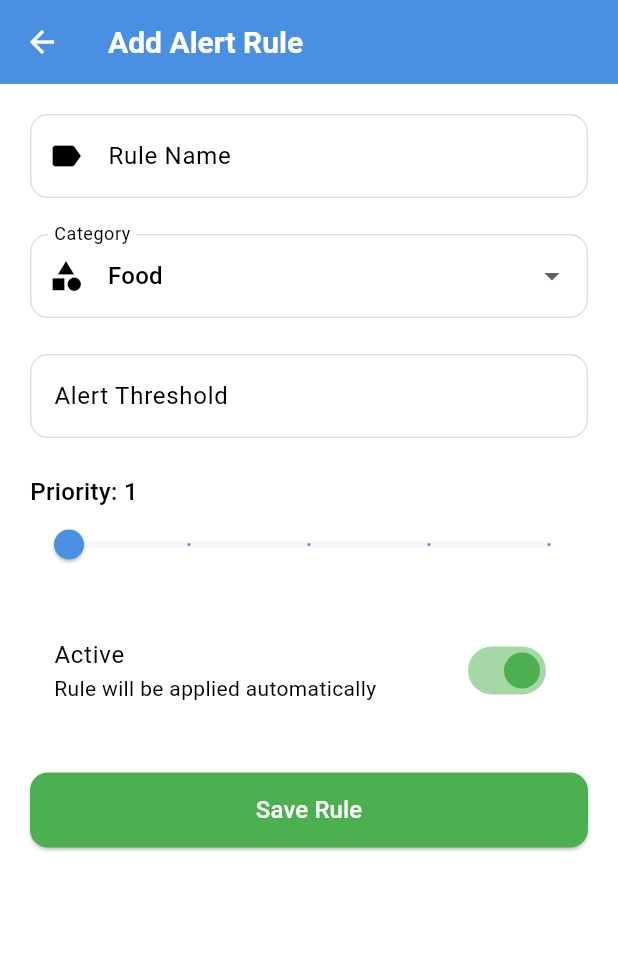
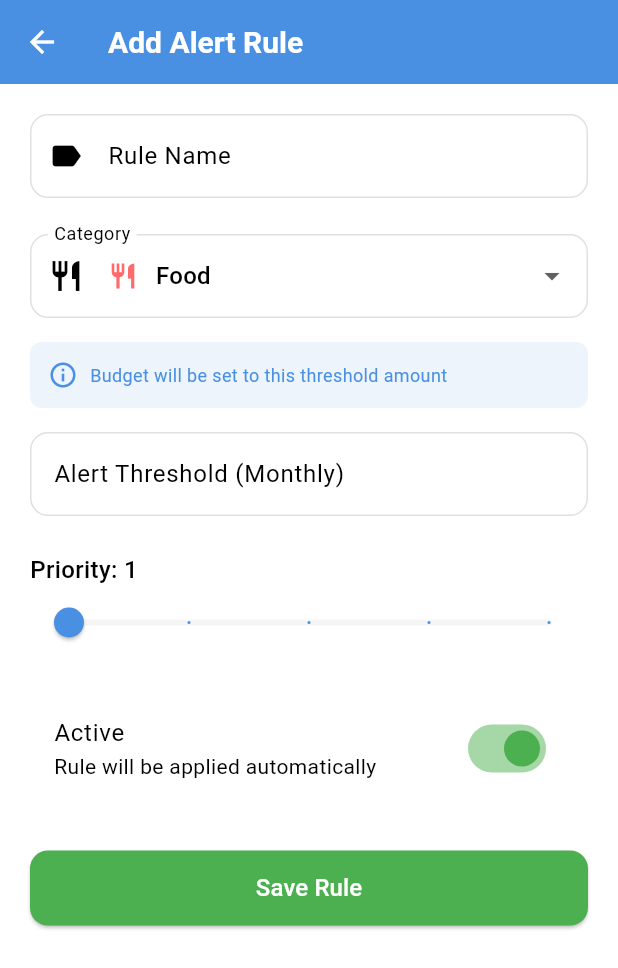
Before and after one commit to deborahokere0/budget_tracker_app, a Flutter app: the RulesScreen screen opened by its route, tab 3 chosen, after a tap on the "add" icon, on a phone screen of 412 x 824 dp. Shown: the top 968 px of the screen. Run offline on Flutter 3.47's test engine with Material 3 defaults, Android fonts, the phone set to English and light mode, and no system bars; our stand-ins replace cloud_firestore, firebase_auth, firebase_core, firebase_messaging, flutter_local_notifications, shared_preferences; accounts and stored records are empty; network calls fail.

Commit message:
combined the alert system with the budget system

```diff
--- /dev/null
+++ b/lib/constants/category_constants.dart
@@ -0,0 +1,86 @@
+import 'package:flutter/material.dart';
+
+/// Single source of truth for all transaction and rule categories
+class CategoryConstants {
+  // Expense categories
+  static const List<String> expenseCategories = [
+    'Food',
+    'Transport',
+    'Data',
+    'Entertainment',
+    'Utilities',
+    'Healthcare',
+    'Education',
+    'Shopping',
+    'Emergency',
+    'Other',
+  ];
+
+  // Income categories
+  static const List<String> incomeCategories = [
+    'Salary',
+    'Freelance',
+    'Gig Work',
+    'Investment',
+    'Gift',
+    'Other',
+  ];
+
+  // Category icons for UI
+  static const Map<String, IconData> categoryIcons = {
+    'Food': Icons.restaurant,
+    'Transport': Icons.directions_car,
+    'Data': Icons.wifi,
+    'Entertainment': Icons.movie,
+    'Utilities': Icons.electrical_services,
+    'Healthcare': Icons.local_hospital,
+    'Education': Icons.school,
+    'Shopping': Icons.shopping_bag,
+    'Emergency': Icons.emergency,
+    'Other': Icons.more_horiz,
+    'Salary': Icons.account_balance_wallet,
+    'Freelance': Icons.work,
+    'Gig Work': Icons.motorcycle,
+    'Investment': Icons.trending_up,
+    'Gift': Icons.card_giftcard,
+  };
+
+  // Category colors for UI (optional)
+  static const Map<String, Color> categoryColors = {
+    'Food': Color(0xFFFF6B6B),
+    'Transport': Color(0xFF4ECDC4),
+    'Data': Color(0xFF95E1D3),
+    'Entertainment': Color(0xFFF38181),
+    'Utilities': Color(0xFFAA96DA),
+    'Healthcare': Color(0xFFFF8B94),
+    'Education': Color(0xFF70A1D7),
+    'Shopping': Color(0xFFFFAA64),
+    'Emergency': Color(0xFFFF4757),
+    'Other': Color(0xFF95A5A6),
+    'Salary': Color(0xFF26DE81),
+    'Freelance': Color(0xFF20BF6B),
+    'Gig Work': Color(0xFF45B7D1),
+    'Investment': Color(0xFF2ECC71),
+    'Gift': Color(0xFFFEA47F),
+  };
+
+  // Get icon for category
+  static IconData getIcon(String category) {
+    return categoryIcons[category] ?? Icons.category;
+  }
+
+  // Get color for category
+  static Color getColor(String category) {
+    return categoryColors[category] ?? const Color(0xFF95A5A6);
+  }
+
+  // Validate if category exists in expense categories
+  static bool isValidExpenseCategory(String category) {
+    return expenseCategories.contains(category);
+  }
+
+  // Validate if category exists in income categories
+  static bool isValidIncomeCategory(String category) {
+    return incomeCategories.contains(category);
+  }
+}
--- a/lib/models/budget_model.dart
+++ b/lib/models/budget_model.dart
@@ -7,6 +7,8 @@ class BudgetModel {
   String period; // 'weekly' or 'monthly'
   DateTime startDate;
   DateTime endDate;
+  String? linkedAlertRuleId; // Track which alert rule created this budget
+  bool isAutoCreated; // Track if created automatically from alert
 
   BudgetModel({
     required this.id,
@@ -17,6 +19,8 @@ class BudgetModel {
     required this.period,
     required this.startDate,
     required this.endDate,
+    this.linkedAlertRuleId,
+    this.isAutoCreated = false,
   });
 
   double get remaining => amount - spent;
@@ -32,6 +36,8 @@ class BudgetModel {
       'period': period,
       'startDate': startDate.toIso8601String(),
       'endDate': endDate.toIso8601String(),
+      'linkedAlertRuleId': linkedAlertRuleId,
+      'isAutoCreated': isAutoCreated,
     };
   }
 
@@ -45,6 +51,8 @@ class BudgetModel {
       period: map['period'] ?? 'monthly',
       startDate: DateTime.parse(map['startDate'] ?? DateTime.now().toIso8601String()),
       endDate: DateTime.parse(map['endDate'] ?? DateTime.now().toIso8601String()),
+      linkedAlertRuleId: map['linkedAlertRuleId'],
+      isAutoCreated: map['isAutoCreated'] ?? false,
     );
   }
 }
--- a/lib/screens/home_screen.dart
+++ b/lib/screens/home_screen.dart
@@ -167,6 +167,7 @@ class _HomeScreenState extends State<HomeScreen> {
     // Wrap dashboard with global alert overlay
     return GlobalAlertOverlay(
       userId: _currentUser!.uid,
+      dashboardType: _currentUser!.incomeType,
       child: _buildDashboardByType(),
     );
   }
@@ -205,12 +206,14 @@ class _HomeScreenState extends State<HomeScreen> {
       _currentUser != null
           ? GlobalAlertOverlay(
         userId: _currentUser!.uid,
+        dashboardType: _currentUser!.incomeType,
         child: const TransactionsListScreen(),
       )
           : const TransactionsListScreen(),
       _currentUser != null
           ? GlobalAlertOverlay(
         userId: _currentUser!.uid,
+        dashboardType: _currentUser!.incomeType,
         child: const RulesScreen(),
       )
           : const RulesScreen(),
--- a/lib/screens/rules/add_rule_screen.dart
+++ b/lib/screens/rules/add_rule_screen.dart
@@ -4,6 +4,7 @@ import '../../services/firebase_service.dart';
 import '../../models/rule_model.dart';
 import '../../models/user_model.dart';
 import '../../theme/app_theme.dart';
+import '../../constants/category_constants.dart';
 
 class AddRuleScreen extends StatefulWidget {
   final String ruleType;
@@ -27,7 +28,7 @@ class _AddRuleScreenState extends State<AddRuleScreen> {
   final _targetAmountController = TextEditingController();
   final FirebaseService _firebaseService = FirebaseService();
 
-  String _selectedCategory = 'Food';
+  String _selectedCategory = CategoryConstants.expenseCategories.first;
   double _allocationPercent = 10.0;
   int _priority = 1;
   bool _isActive = true;
@@ -35,11 +36,6 @@ class _AddRuleScreenState extends State<AddRuleScreen> {
   bool _isPiggyBank = false;
   UserModel? _currentUser;
   double _totalAllocationPercent = 0.0;
-
-  final List<String> _categories = [
-    'Food', 'Transport', 'Data', 'Entertainment',
-    'Utilities', 'Savings', 'Emergency', 'Other'
-  ];
 
   @override
   void initState() {
@@ -67,7 +63,7 @@ class _AddRuleScreenState extends State<AddRuleScreen> {
         _allocationPercent = rule.actions['allocateToSavings']?.toDouble() ?? 10.0;
         break;
       case 'savings':
-        _selectedCategory = rule.conditions['category'] ?? 'Food';
+        _selectedCategory = rule.conditions['category'] ?? CategoryConstants.expenseCategories.first;
         _isPiggyBank = rule.isPiggyBank ?? false;
         if (!_isPiggyBank) {
           _goalNameController.text = rule.goalName ?? '';
@@ -75,7 +71,7 @@ class _AddRuleScreenState extends State<AddRuleScreen> {
         }
         break;
       case 'alert':
-        _selectedCategory = rule.conditions['category'] ?? 'Food';
+        _selectedCategory = rule.conditions['category'] ?? CategoryConstants.expenseCategories.first;
         _amountController.text = rule.conditions['threshold']?.toString() ?? '';
         break;
     }
@@ -406,42 +402,6 @@ class _AddRuleScreenState extends State<AddRuleScreen> {
                   border: Border.all(color: Colors.grey[300]!),
                   borderRadius: BorderRadius.circular(12),
                 ),
-                // child: Row(
-                //   children: [
-                //     Expanded(
-                //       child: Column(
-                //         crossAxisAlignment: CrossAxisAlignment.start,
-                //         children: [
-                //           const Text(
-                //             'Monthly Salary',
-                //             style: TextStyle(
-                //               fontSize: 12,
-                //               color: Colors.grey,
-                //             ),
-                //           ),
-                //           const SizedBox(height: 4),
-                //           Text(
-                //             '₦${_currentUser?.monthlyIncome?.toStringAsFixed(0) ?? "0"}',
-                //             style: const TextStyle(
-                //               fontSize: 20,
-                //               fontWeight: FontWeight.bold,
-                //             ),
-                //           ),
-                //         ],
-                //       ),
-                //     ),
-                //     // IconButton(
-                //     //   icon: const Icon(Icons.edit, color: AppTheme.primaryBlue),
-                //     //   onPressed: () async {
-                //     //     await Navigator.push(
-                //     //       context,
-                //     //       MaterialPageRoute(builder: (_) => const ProfileScreen()),
-                //     //     );
-                //     //     _loadUserProfile();
-                //     //   },
-                //     // ),
-                //   ],
-                // ),
               )
             else
               TextFormField(
@@ -534,15 +494,25 @@ class _AddRuleScreenState extends State<AddRuleScreen> {
             ],
 
             DropdownButtonFormField<String>(
-              initialValue:_selectedCategory,
-              decoration: const InputDecoration(
+              initialValue: _selectedCategory,
+              decoration: InputDecoration(
                 labelText: 'Category to Save From',
-                prefixIcon: Icon(Icons.category),
+                prefixIcon: Icon(CategoryConstants.getIcon(_selectedCategory)),
               ),
-              items: _categories
+              items: CategoryConstants.expenseCategories
                   .map((category) => DropdownMenuItem(
                 value: category,
-                child: Text(category),
+                child: Row(
+                  children: [
+                    Icon(
+                      CategoryConstants.getIcon(category),
+                      size: 20,
+                      color: CategoryConstants.getColor(category),
+                    ),
+                    const SizedBox(width: 12),
+                    Text(category),
+                  ],
+                ),
               ))
                   .toList(),
               onChanged: (value) {
@@ -556,32 +526,70 @@ class _AddRuleScreenState extends State<AddRuleScreen> {
         return Column(
           children: [
             DropdownButtonFormField<String>(
-              initialValue:_selectedCategory,
-              decoration: const InputDecoration(
+              initialValue: _selectedCategory,
+              decoration: InputDecoration(
                 labelText: 'Category',
-                prefixIcon: Icon(Icons.category),
+                prefixIcon: Icon(CategoryConstants.getIcon(_selectedCategory)),
               ),
-              items: _categories
+              items: CategoryConstants.expenseCategories
                   .map((category) => DropdownMenuItem(
                 value: category,
-                child: Text(category),
+                child: Row(
+                  children: [
+                    Icon(
+                      CategoryConstants.getIcon(category),
+                      size: 20,
+                      color: CategoryConstants.getColor(category),
+                    ),
+                    const SizedBox(width: 12),
+                    Text(category),
+                  ],
+                ),
               ))
                   .toList(),
               onChanged: (value) {
                 setState(() => _selectedCategory = value!);
               },
             ),
-            const SizedBox(height: 24),
+            const SizedBox(height: 16),
+            Container(
+              padding: const EdgeInsets.all(12),
+              decoration: BoxDecoration(
+                color: AppTheme.primaryBlue.withValues(alpha: 0.1),
+                borderRadius: BorderRadius.circular(8),
+              ),
+              child: Row(
+                children: [
+                  Icon(Icons.info_outline, size: 20, color: AppTheme.primaryBlue),
+                  const SizedBox(width: 8),
+                  Expanded(
+                    child: Text(
+                      _currentUser?.incomeType == 'variable' || _currentUser?.incomeType == 'hybrid'
+                          ? 'Budget will be set to threshold ÷ 4 for weekly tracking'
+                          : 'Budget will be set to this threshold amount',
+                      style: TextStyle(
+                        fontSize: 12,
+                        color: AppTheme.primaryBlue,
+                      ),
+                    ),
+                  ),
+                ],
+              ),
+            ),
+            const SizedBox(height: 16),
             TextFormField(
               controller: _amountController,
               keyboardType: TextInputType.number,
               inputFormatters: [
                 FilteringTextInputFormatter.allow(RegExp(r'^\d+\.?\d{0,2}')),
               ],
-              decoration: const InputDecoration(
-                labelText: 'Alert Threshold',
+              decoration: InputDecoration(
+                labelText: 'Alert Threshold (Monthly)',
                 prefixText: '₦ ',
                 hintText: 'Alert when spending exceeds',
+                helperText: _currentUser?.incomeType == 'variable' || _currentUser?.incomeType == 'hybrid'
+                    ? 'Weekly budget will be calculated automatically'
+                    : null,
               ),
               validator: (value) {
                 if (value == null || value.isEmpty) {
--- a/lib/screens/widgets/fixed_earner_dashboard.dart
+++ b/lib/screens/widgets/fixed_earner_dashboard.dart
@@ -146,7 +146,10 @@ class FixedEarnerDashboard extends StatelessWidget {
                     ),
                   ),
 
-                  EnhancedAlertBannersContainer(userId: user.uid),
+                  EnhancedAlertBannersContainer(
+                    userId: user.uid,
+                    dashboardType: 'fixed',
+                  ),
 
                   // White content area
                   Container(
--- a/lib/screens/widgets/hybrid_earner_dashboard.dart
+++ b/lib/screens/widgets/hybrid_earner_dashboard.dart
@@ -174,7 +174,10 @@ class HybridEarnerDashboard extends StatelessWidget {
                     ),
                   ),
 
-                  EnhancedAlertBannersContainer(userId: user.uid),
+                  EnhancedAlertBannersContainer(
+                    userId: user.uid,
+                    dashboardType: 'hybrid',
+                  ),
 
                   // Content Area
                   Container(
--- a/lib/screens/widgets/variable_earner_dashboard.dart
+++ b/lib/screens/widgets/variable_earner_dashboard.dart
@@ -213,7 +213,10 @@ class VariableEarnerDashboard extends StatelessWidget {
                   ),
 
                   // Alert Banners
-                  EnhancedAlertBannersContainer(userId: user.uid),
+                  EnhancedAlertBannersContainer(
+                    userId: user.uid,
+                    dashboardType: 'variable',
+                  ),
 
                   // White content area
                   Container(
```
Also changed, not shown: lib/screens/transactions/add_transaction_screen.dart (+19 -27 lines), lib/screens/widgets/enhanced_alert_banner.dart (+38 -65 lines), lib/services/firebase_service.dart (+249 -0 lines), 2 other files.
